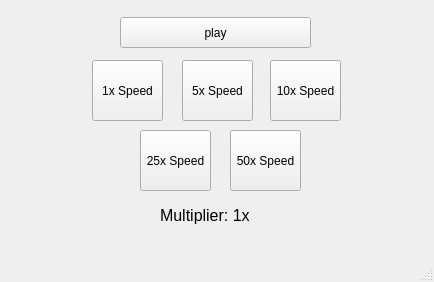
The window that SystemTime/timeUi.ui (LucasZ99/ECE1140SystemsEngineeringProject) describes before a commit, drawn with Qt 5.
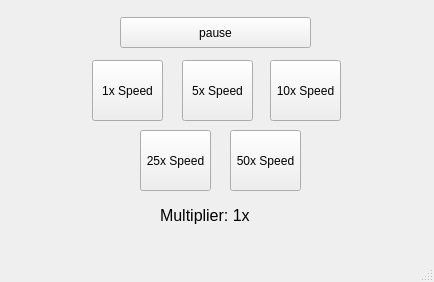
The same window after the commit.

Patch:
```diff
--- a/SystemTime/timeUi.ui
+++ b/SystemTime/timeUi.ui
@@ -107,7 +107,7 @@
      </rect>
     </property>
     <property name="text">
-     <string>play</string>
+     <string>pause</string>
     </property>
    </widget>
   </widget>
```
